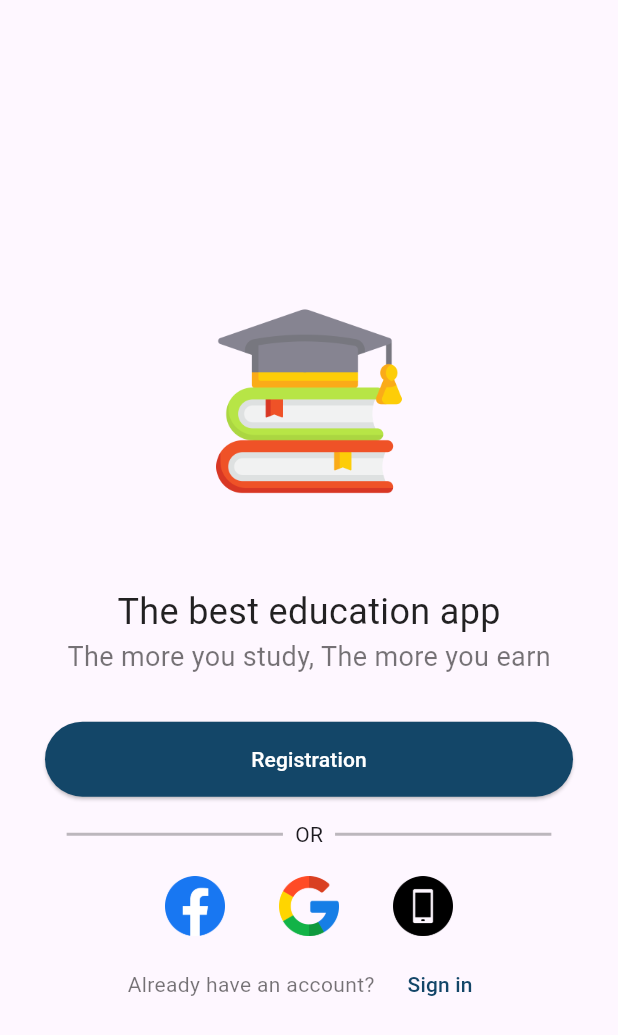
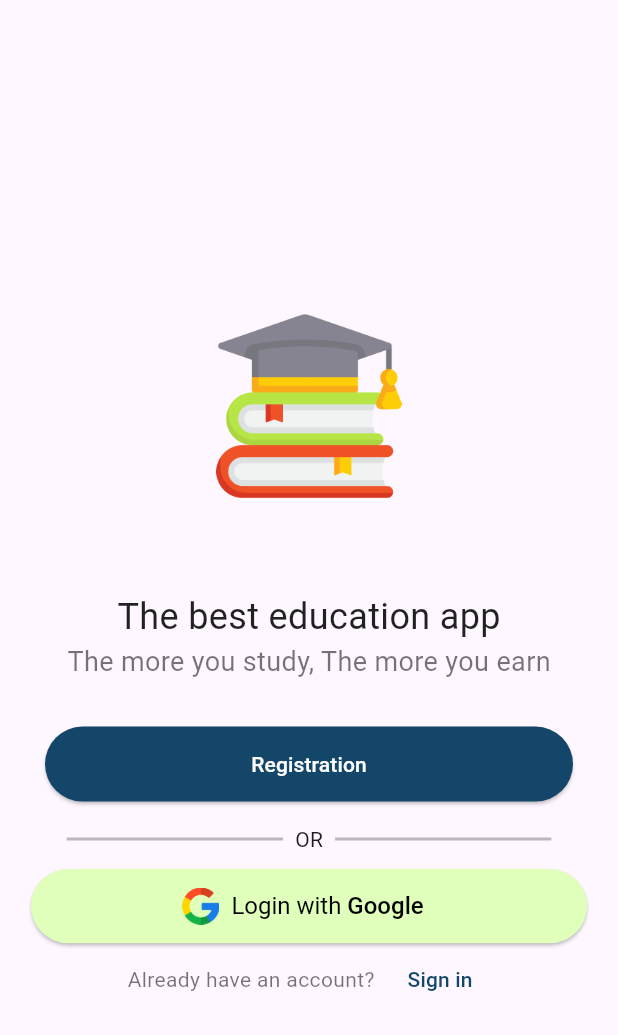
Before and after one commit to rakibur557/learn, a Flutter app: the screen it shows after launch, on a phone screen of 412 x 824 dp. Shown: the top 1035 px of the screen. Run offline on Flutter 3.47's test engine with Material 2 defaults, Android fonts, the phone set to English and light mode, and no system bars; our stand-ins replace cloud_firestore, firebase_auth, firebase_core, get, google_sign_in, velocity_x; accounts and stored records are empty.

Commit message:
log in with google and save data

```diff
--- /dev/null
+++ b/lib/common widzet/dialogs.dart
@@ -0,0 +1,19 @@
+import 'package:flutter/material.dart';
+
+class Dialogs {
+  static void showSnackbar(BuildContext context, String msg) {
+    ScaffoldMessenger.of(context).showSnackBar(SnackBar(
+      content: Text(msg),
+      backgroundColor: Colors.blue.withOpacity(.8),
+      behavior: SnackBarBehavior.floating,
+    ));
+  }
+
+  static void showProgress(
+    BuildContext context,
+  ) {
+    showDialog(
+        context: context,
+        builder: (_) => const Center(child: CircularProgressIndicator()));
+  }
+}
--- a/lib/main.dart
+++ b/lib/main.dart
@@ -22,7 +22,6 @@ Future<void> main() async {
 
 class MyApp extends StatefulWidget {
   const MyApp({super.key});
-
   @override
   State<MyApp> createState() => _MyAppState();
 }
--- /dev/null
+++ b/lib/model/user.dart
@@ -0,0 +1,48 @@
+class UserDetails {
+  UserDetails({
+    required this.image,
+    required this.about,
+    required this.name,
+    required this.createdAt,
+    required this.isOnline,
+    required this.id,
+    required this.lastActive,
+    required this.email,
+    required this.pushToken,
+  });
+  late String image;
+  late String about;
+  late String name;
+  late String createdAt;
+  late bool isOnline;
+  late String id;
+  late String lastActive;
+  late String email;
+  late String pushToken;
+
+  UserDetails.fromJson(Map<String, dynamic> json) {
+    image = json['image'] ?? '';
+    about = json['about'] ?? '';
+    name = json['name'] ?? '';
+    createdAt = json['created_at'] ?? '';
+    isOnline = json['is_online'] ?? '';
+    id = json['id'] ?? '';
+    lastActive = json['last_active'] ?? '';
+    email = json['email'] ?? '';
+    pushToken = json['push_token'] ?? '';
+  }
+
+  Map<String, dynamic> toJson() {
+    final data = <String, dynamic>{};
+    data['image'] = image;
+    data['about'] = about;
+    data['name'] = name;
+    data['created_at'] = createdAt;
+    data['is_online'] = isOnline;
+    data['id'] = id;
+    data['last_active'] = lastActive;
+    data['email'] = email;
+    data['push_token'] = pushToken;
+    return data;
+  }
+}
--- a/lib/views/home_screen/home_screen.dart
+++ b/lib/views/home_screen/home_screen.dart
@@ -1,4 +1,8 @@
+import 'package:firebase_auth/firebase_auth.dart';
 import 'package:flutter/material.dart';
+import 'package:get/get.dart';
+import 'package:google_sign_in/google_sign_in.dart';
+import 'package:learn/views/wellcome_screen/wellcome_screen.dart';
 
 class HomeScreen extends StatefulWidget {
   const HomeScreen({super.key});
@@ -17,6 +21,14 @@ class _HomeScreenState extends State<HomeScreen> {
   @override
   Widget build(BuildContext context) {
     return Scaffold(
+      floatingActionButton: FloatingActionButton(
+        onPressed: () async {
+          await GoogleSignIn().disconnect();
+          FirebaseAuth.instance.signOut();
+          Get.offAll(() => const WellcomeScreen());
+        },
+        child: const Icon(Icons.logout),
+      ),
       appBar: AppBar(
         backgroundColor: const Color(0xFF134668),
         leading: Row(
@@ -24,7 +36,7 @@ class _HomeScreenState extends State<HomeScreen> {
             Padding(
               padding: const EdgeInsets.only(right: 10, left: 20),
               child: CircleAvatar(
-                child: Image.asset('assets/images/Group Study.png'),
+                child: Image.asset('assets/icons/google.png'),
               ),
             ),
             const Column(
@@ -53,14 +65,14 @@ class _HomeScreenState extends State<HomeScreen> {
           IconButton(
             onPressed: () {},
             icon: Image.asset(
-              "assets/images/trophy.png",
+              "assets/icons/google.png",
               width: 35,
             ),
           ),
           IconButton(
             onPressed: () {},
             icon: Image.asset(
-              "assets/images/setting.png",
+              "assets/icons/google.png",
               width: 35,
             ),
           ),
@@ -106,7 +118,7 @@ class _HomeScreenState extends State<HomeScreen> {
                         child: IconButton(
                           onPressed: () {},
                           icon: Image.asset(
-                            "assets/images/Subjecttive.png",
+                            "assets/icons/google.png",
                             width: 30,
                           ),
                         ),
@@ -125,7 +137,7 @@ class _HomeScreenState extends State<HomeScreen> {
                         child: IconButton(
                           onPressed: () {},
                           icon: Image.asset(
-                            "assets/images/Practice.png",
+                            "assets/icons/google.png",
                             width: 30,
                           ),
                         ),
@@ -144,7 +156,7 @@ class _HomeScreenState extends State<HomeScreen> {
                         child: IconButton(
                           onPressed: () {},
                           icon: Image.asset(
-                            "assets/images/Lessionwise.png",
+                            "assets/icons/google.png",
                             width: 30,
                           ),
                         ),
@@ -163,7 +175,7 @@ class _HomeScreenState extends State<HomeScreen> {
                         child: IconButton(
                           onPressed: () {},
                           icon: Image.asset(
-                            "assets/images/Special.png",
+                            "assets/icons/google.png",
                             width: 30,
                           ),
                         ),
@@ -182,7 +194,7 @@ class _HomeScreenState extends State<HomeScreen> {
                         child: IconButton(
                           onPressed: () {},
                           icon: Image.asset(
-                            "assets/images/Free point.png",
+                            "assets/icons/google.png",
                             width: 30,
                           ),
                         ),
@@ -229,7 +241,7 @@ class _HomeScreenState extends State<HomeScreen> {
                         child: IconButton(
                           onPressed: () {},
                           icon: Image.asset(
-                            "assets/images/Group Study.png",
+                            "assets/icons/google.png",
                             width: 30,
                           ),
                         ),
@@ -248,7 +260,7 @@ class _HomeScreenState extends State<HomeScreen> {
                         child: IconButton(
                           onPressed: () {},
                           icon: Image.asset(
-                            "assets/images/Syllabus.png",
+                            "assets/icons/google.png",
                             width: 30,
                           ),
                         ),
@@ -267,7 +279,7 @@ class _HomeScreenState extends State<HomeScreen> {
                         child: IconButton(
                           onPressed: () {},
                           icon: Image.asset(
-                            "assets/images/Classes.png",
+                            "assets/icons/google.png",
                             width: 30,
                           ),
                         ),
@@ -314,7 +326,7 @@ class _HomeScreenState extends State<HomeScreen> {
                         child: IconButton(
                           onPressed: () {},
                           icon: Image.asset(
-                            "assets/images/Wallet.png",
+                            "assets/icons/google.png",
                             width: 30,
                           ),
                         ),
@@ -333,7 +345,7 @@ class _HomeScreenState extends State<HomeScreen> {
                         child: IconButton(
                           onPressed: () {},
                           icon: Image.asset(
-                            "assets/images/Leaderboard.png",
+                            "assets/icons/google.png",
                             width: 30,
                           ),
                         ),
@@ -352,7 +364,7 @@ class _HomeScreenState extends State<HomeScreen> {
                         child: IconButton(
                           onPressed: () {},
                           icon: Image.asset(
-                            "assets/images/Reward.png",
+                            "assets/icons/google.png",
                             width: 30,
                           ),
                         ),
--- a/lib/views/wellcome_screen/wellcome_screen.dart
+++ b/lib/views/wellcome_screen/wellcome_screen.dart
@@ -1,13 +1,67 @@
+import 'dart:io';
+
+import 'package:firebase_auth/firebase_auth.dart';
 import 'package:flutter/material.dart';
 import 'package:get/get.dart';
+import 'package:google_sign_in/google_sign_in.dart';
+import 'package:learn/apis/api.dart';
+import 'package:learn/common%20widzet/dialogs.dart';
+import 'package:learn/views/home_screen/home_screen.dart';
 import 'package:velocity_x/velocity_x.dart';
 
 import '../Registration_page/Registration_page.dart';
 import '../signin_page/signin_screen.dart';
 import 'component/line.dart';
 
-class WellcomeScreen extends StatelessWidget {
+class WellcomeScreen extends StatefulWidget {
   const WellcomeScreen({super.key});
+
+  @override
+  State<WellcomeScreen> createState() => _WellcomeScreenState();
+}
+
+class _WellcomeScreenState extends State<WellcomeScreen> {
+  handleGoogleButtunClick() {
+    Dialogs.showProgress(context);
+    signInWithGoogle().then((user) async {
+      navigator!.pop(context);
+      if (user != null) {
+        //already have data
+        if ((await Apis.userExists())) {
+          Get.offAll(() => const HomeScreen());
+        } else {
+          //user log in for first time
+          await Apis.createUser().then((value) {
+            Get.offAll(() => const HomeScreen());
+          });
+        }
+      }
+    });
+  }
+
+  Future<UserCredential?> signInWithGoogle() async {
+    // Trigger the authentication flow
+    final GoogleSignInAccount? googleUser = await GoogleSignIn().signIn();
+    try {
+      await InternetAddress.lookup('google.com');
+      // Obtain the auth details from the request
+      final GoogleSignInAuthentication? googleAuth =
+          await googleUser?.authentication;
+
+      // Create a new credential
+      final credential = GoogleAuthProvider.credential(
+        accessToken: googleAuth?.accessToken,
+        idToken: googleAuth?.idToken,
+      );
+
+      // Once signed in, return the UserCredential
+      return await FirebaseAuth.instance.signInWithCredential(credential);
+    } catch (e) {
+      // ignore: use_build_context_synchronously
+      Dialogs.showSnackbar(context, "No internet connection !");
+      return null;
+    }
+  }
 
   @override
   Widget build(BuildContext context) {
@@ -58,33 +112,33 @@ class WellcomeScreen extends StatelessWidget {
             ],
           ).box.padding(const EdgeInsets.symmetric(horizontal: 20)).make(),
           10.heightBox,
-          Row(
-            mainAxisAlignment: MainAxisAlignment.center,
-            children: [
-              IconButton(
-                onPressed: () {},
-                icon: Image.asset(
-                  "assets/icons/facebook.png",
-                  width: 40,
+          SizedBox(
+            width: context.screenWidth * .9,
+            height: context.screenHeight * .06,
+            child: ElevatedButton.icon(
+              style: ElevatedButton.styleFrom(
+                  backgroundColor: const Color.fromARGB(255, 223, 255, 187),
+                  shape: const StadiumBorder(),
+                  elevation: 1),
+              onPressed: () {
+                handleGoogleButtunClick();
+              },
+              //google icon
+              icon: Image.asset('assets/icons/google.png',
+                  height: context.screenHeight * .03),
+              //login with google label
+              label: RichText(
+                text: const TextSpan(
+                  style: TextStyle(color: Colors.black, fontSize: 16),
+                  children: [
+                    TextSpan(text: 'Login with '),
+                    TextSpan(
+                        text: 'Google',
+                        style: TextStyle(fontWeight: FontWeight.w500)),
+                  ],
                 ),
               ),
-              20.widthBox,
-              IconButton(
-                onPressed: () {},
-                icon: Image.asset(
-                  "assets/icons/google.png",
-                  width: 40,
-                ),
-              ),
-              20.widthBox,
-              IconButton(
-                onPressed: () {},
-                icon: Image.asset(
-                  "assets/icons/phone.png",
-                  width: 40,
-                ),
-              ),
-            ],
+            ),
           ),
           Row(
             mainAxisAlignment: MainAxisAlignment.center,
--- a/pubspec.yaml
+++ b/pubspec.yaml
@@ -38,6 +38,9 @@ dependencies:
   get: ^4.6.6
   velocity_x: ^4.1.1
   firebase_core: ^2.19.0
+  google_sign_in: ^6.1.5
+  firebase_auth: ^4.11.1
+  cloud_firestore: ^4.11.0
 
 dev_dependencies:
   flutter_test:
```
Also changed, not shown: lib/apis/api.dart (added, +38 -0 lines), lib/firebase_options.dart, pubspec.lock, 5 other files.
